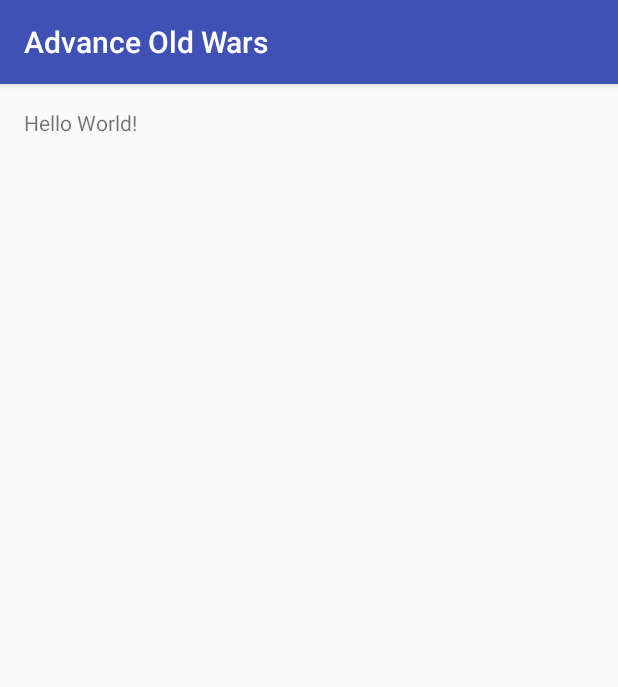
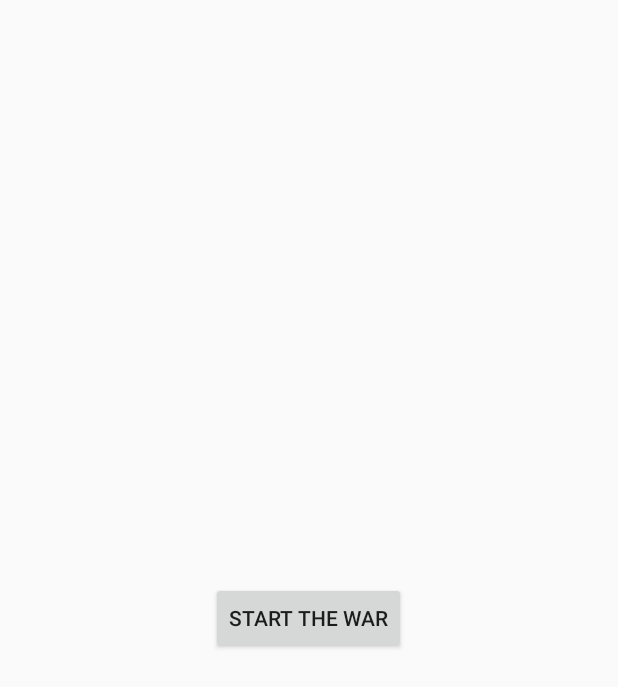
Before and after one commit to YannM75/AdvanceOldWar, an Android app: the screen it shows after launch (HomeActivity), on a phone screen of 412 x 824 dp. Shown: the top 687 px of the screen. Run offline under Robolectric (Android 15) with nearby library versions, the phone set to English and light mode, and no system bars.

Commit message:
Add GameActivityTest & Test View

```diff
--- a/app/build.gradle
+++ b/app/build.gradle
@@ -26,4 +26,5 @@ dependencies {
     })
     compile 'com.android.support:appcompat-v7:23.4.0'
     testCompile 'junit:junit:4.12'
+    compile 'com.google.android.gms:play-services-appindexing:8.4.0'
 }
--- a/app/src/main/AndroidManifest.xml
+++ b/app/src/main/AndroidManifest.xml
@@ -15,6 +15,12 @@
                 <category android:name="android.intent.category.LAUNCHER" />
             </intent-filter>
         </activity>
+        <activity android:name=".activities.GameTestActivity"
+            android:screenOrientation="portrait">
+        </activity>
+        <meta-data
+            android:name="com.google.android.gms.version"
+            android:value="@integer/google_play_services_version" />
     </application>
 
 </manifest>
--- a/app/src/main/java/com/javascource/advanceoldwars/HomeActivity.java
+++ b/app/src/main/java/com/javascource/advanceoldwars/HomeActivity.java
@@ -1,13 +1,38 @@
 package com.javascource.advanceoldwars;
 
-import android.support.v7.app.AppCompatActivity;
+import android.app.Activity;
+import android.content.Intent;
 import android.os.Bundle;
+import android.view.View;
+import android.widget.Button;
 
-public class HomeActivity extends AppCompatActivity {
+import com.javascource.advanceoldwars.activities.GameTestActivity;
+
+public class HomeActivity extends Activity {
+
+    public Intent intentVar;
 
     @Override
     protected void onCreate(Bundle savedInstanceState) {
         super.onCreate(savedInstanceState);
         setContentView(R.layout.activity_home);
+        intentVar = new Intent(this, GameTestActivity.class);
+
+        Button btnStartGame = (Button) findViewById(R.id.start_game);
+
+        btnStartGame.setOnClickListener(new ButtonStartClickListener(btnStartGame));
     }
+
+    class ButtonStartClickListener implements View.OnClickListener {
+        Button btn;
+
+        ButtonStartClickListener(Button button) {
+            this.btn = button;
+        }
+
+        @Override
+        public void onClick(View v) {
+            startActivity(intentVar);
+        }
+    };
 }
--- a/app/src/main/res/layout/activity_home.xml
+++ b/app/src/main/res/layout/activity_home.xml
@@ -10,8 +10,11 @@
     android:paddingTop="@dimen/activity_vertical_margin"
     tools:context="com.javascource.advanceoldwars.HomeActivity">
 
-    <TextView
+    <Button
+        android:text="@string/btn_lunch_game"
         android:layout_width="wrap_content"
         android:layout_height="wrap_content"
-        android:text="Hello World!" />
+        android:layout_centerVertical="true"
+        android:layout_centerHorizontal="true"
+        android:id="@+id/start_game" />
 </RelativeLayout>
--- a/app/src/main/res/values/strings.xml
+++ b/app/src/main/res/values/strings.xml
@@ -1,3 +1,4 @@
 <resources>
     <string name="app_name">Advance Old Wars</string>
+    <string name="btn_lunch_game">Start The War</string>
 </resources>
```
Also changed, not shown: app/src/main/java/com/javascource/advanceoldwars/activities/GameTestActivity.java (added, +23 -0 lines), app/src/main/java/com/javascource/advanceoldwars/views/GameTestView.java (added, +49 -0 lines), app/src/main/res/layout/game_main.xml (added, +13 -0 lines), app/src/main/res/drawable/grass_land.png (added), 1 other file.
